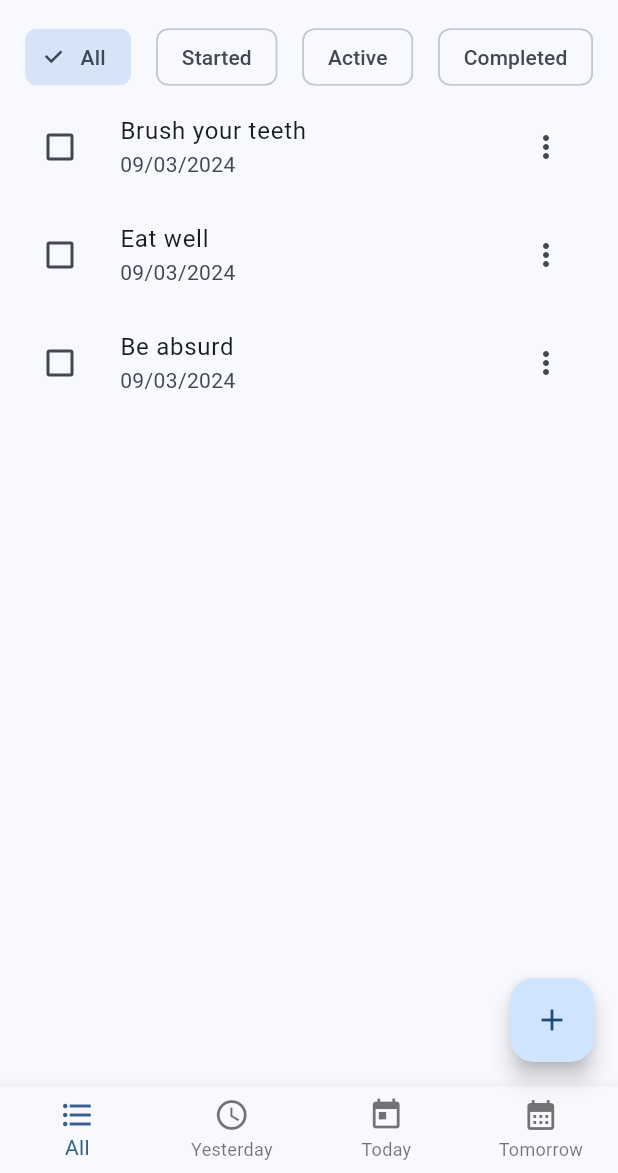
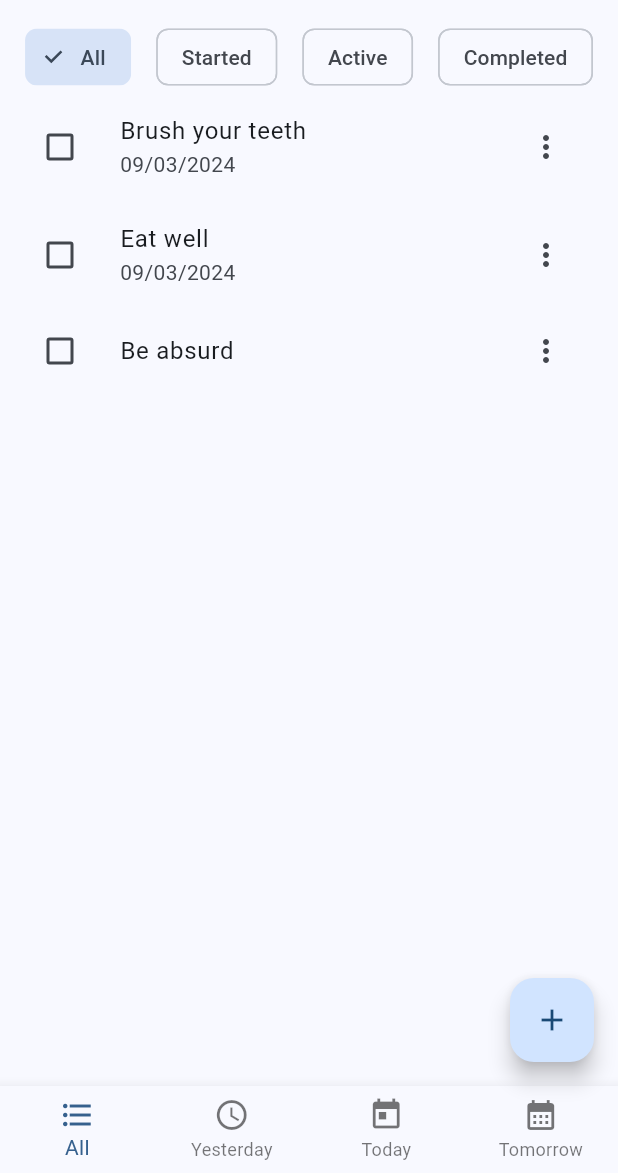
Before and after one commit to raffaelecostanzo/dutask, a Flutter app: the screen it shows after launch, on a phone screen of 412 x 824 dp, the part 63-1236 px from its top. Run offline on Flutter 3.47's test engine with Material 3 defaults, Android fonts, the phone set to English and light mode, and no system bars; our stand-ins replace flutter_riverpod, freezed_annotation, mask_text_input_formatter; generated files the repository leaves out were written again.

Commit message:
Due date is no more a required field

```diff
--- a/lib/models/task_model.dart
+++ b/lib/models/task_model.dart
@@ -13,8 +13,9 @@ class TaskModel with _$TaskModel {
   const factory TaskModel({
     required String title,
     required String? description,
-    required DateTime dueDate,
+    required DateTime? dueDate,
     required TaskStatus status,
+    required List? membershipLists,
     required String id,
   }) = _TaskModel;
 
--- a/lib/providers/tasks_provider.dart
+++ b/lib/providers/tasks_provider.dart
@@ -10,6 +10,7 @@ class TasksNotifier extends Notifier<List<TaskModel>> {
         title: 'Brush your teeth',
         description: null,
         dueDate: DateTime.now(),
+        membershipLists: null,
         status: TaskStatus.active,
       ),
       TaskModel(
@@ -17,13 +18,15 @@ class TasksNotifier extends Notifier<List<TaskModel>> {
         title: 'Eat well',
         description: null,
         dueDate: DateTime.now(),
+        membershipLists: null,
         status: TaskStatus.active,
       ),
       TaskModel(
         id: uuid.v4(),
         title: 'Be absurd',
         description: null,
-        dueDate: DateTime.now(),
+        dueDate: null,
+        membershipLists: null,
         status: TaskStatus.active,
       )
     ];
--- a/lib/utils/form_validator.dart
+++ b/lib/utils/form_validator.dart
@@ -7,7 +7,7 @@ class FormValidator {
   }
 
   static String? dueDate(String? dueDate) {
-    if (dueDate == null) return 'Invalid date';
+    if (dueDate == null || dueDate.isEmpty) return null;
     try {
       final parsedDate = dateFormat.parse(dueDate);
       if (parsedDate.isBefore(DateTime(1970, 1, 1)) ||
--- a/lib/widgets/task_item.dart
+++ b/lib/widgets/task_item.dart
@@ -52,7 +52,9 @@ class TaskItem extends ConsumerWidget {
                 : null,
           ),
         ),
-        subtitle: Text(dateFormat.format(task.dueDate)),
+        subtitle: task.dueDate != null
+            ? Text(dateFormat.format(task.dueDate!))
+            : null,
         trailing: TaskItemMenuButton(task),
         onTap: () => Navigator.push(
           context,
```
Also changed, not shown: lib/models/list_model.dart (added, +19 -0 lines), lib/utils/extensions.dart (+13 -3 lines), lib/views/task_form_view.dart (+6 -5 lines), pubspec.lock, 2 other files.
